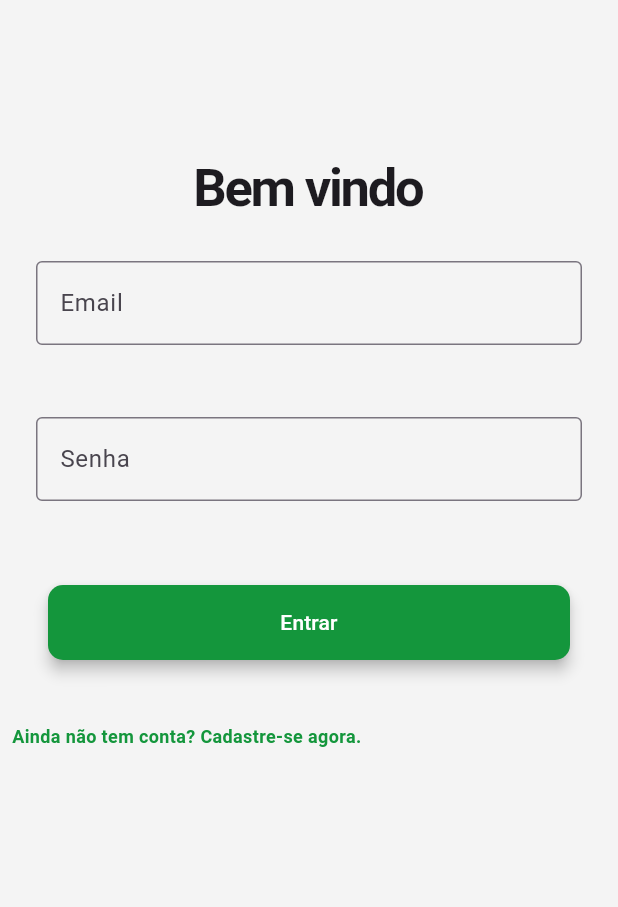
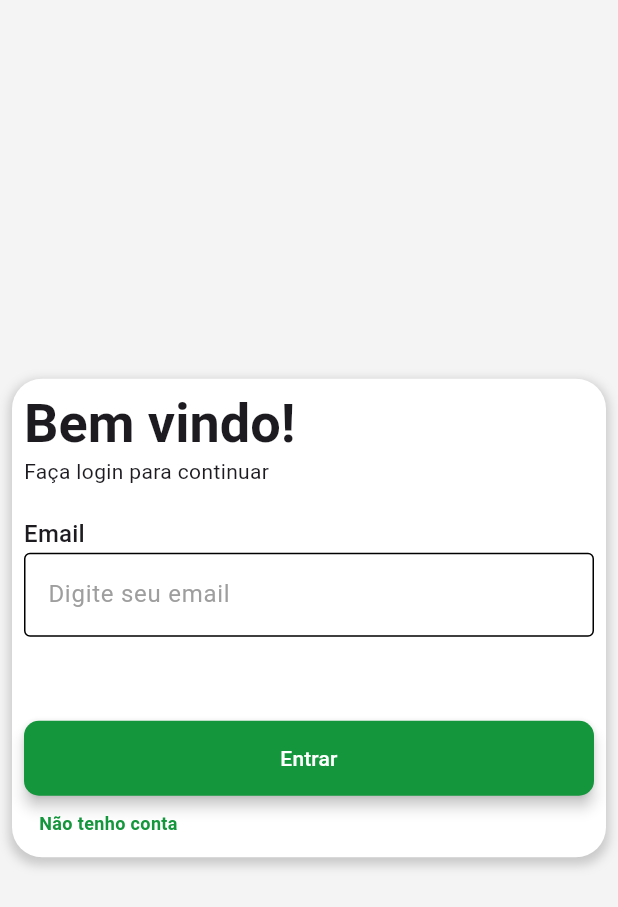
Before and after one commit to gabrielCosta160/ouvinte_cidadao, a Flutter app: the screen it shows after launch, on a phone screen of 412 x 824 dp. Shown: the top 907 px of the screen. Run offline on Flutter 3.47's test engine with Material 3 defaults, Android fonts, the phone set to English and light mode, and no system bars; our stand-ins replace dropdown_button2, file_picker, firebase_auth, firebase_core, flutter_dotenv, geolocator and 2 more; missing offline and left inert: mysql1; accounts and stored records are empty.

Commit message:
Ajusta tela login e chamada de API

```diff
--- /dev/null
+++ b/lib/domain/login/services_login.dart
@@ -0,0 +1,12 @@
+import 'dart:convert';
+
+import 'package:ouvinte_cidadao/infra/request/api.dart';
+
+class ServLogin {
+  static login({required String email, required String senha}) async {
+    final data = {'email': email, 'password': senha};
+    final result = await Api().postRequest(route: 'api/', data: data);
+
+    print(jsonDecode(result.body));
+  }
+}
--- /dev/null
+++ b/lib/infra/consts.dart
@@ -0,0 +1,2 @@
+const assetsAmbienteLocal = 'assets/.ambiente_local';
+const apiUrl = 'http://127.0.0.1:8000/';
--- /dev/null
+++ b/lib/infra/request/api.dart
@@ -0,0 +1,15 @@
+import 'dart:convert';
+
+import 'package:ouvinte_cidadao/infra/consts.dart';
+import 'package:http/http.dart' as http;
+
+class Api {
+  postRequest({
+    required String route,
+    required Map<String, dynamic> data,
+  }) async {
+    String url = apiUrl + route;
+    return await http.post(Uri.parse(url),
+        body: jsonEncode(data));
+  }
+}
--- a/lib/infra/theme.dart
+++ b/lib/infra/theme.dart
@@ -3,3 +3,4 @@ import 'dart:ui';
 var corBackgroundLight = const Color(0xFFF4F4F4);
 var corBackgroundDark = const Color(0xFF202124);
 var corBotao = const  Color(0xff14963C);
+var branco = const Color(0xFFFFFFFF);
--- a/lib/ui/page_login/page_login.dart
+++ b/lib/ui/page_login/page_login.dart
@@ -1,11 +1,16 @@
 import 'package:flutter/cupertino.dart';
 import 'package:flutter/material.dart';
+import 'package:get/get.dart';
+import 'package:ouvinte_cidadao/domain/login/services_login.dart';
 import 'package:ouvinte_cidadao/infra/theme.dart';
 import 'package:ouvinte_cidadao/services/auth_services.dart';
 import 'package:ouvinte_cidadao/ui/novas_solicitacoes/page_novas_solicitacoes.dart';
 import 'package:ouvinte_cidadao/ui/page_login/ctrl_page_login.dart';
+import 'package:ouvinte_cidadao/ui/page_login/pege_exts/page_email.dart';
+import 'package:ouvinte_cidadao/ui/page_login/pege_exts/page_senha.dart';
 import 'package:ouvinte_cidadao/widgets/botoes/botao_link.dart';
 import 'package:ouvinte_cidadao/widgets/botoes/botao_voltar.dart';
+import 'package:ouvinte_cidadao/widgets/campo_texto.dart';
 import 'package:provider/provider.dart';
 
 class PageLogin extends StatefulWidget {
@@ -17,146 +22,160 @@ class PageLogin extends StatefulWidget {
 
 class PageLoginState extends State<PageLogin> {
   CtrlPageLogin controller = CtrlPageLogin();
-  final formKey = GlobalKey<FormState>();
-  bool isLogin = true;
-  late String titulo;
-  late String actionButton;
-  late String toggleButton;
+  var exibirCampoSenha = false.obs;
 
   @override
   void initState() {
     super.initState();
-    setFormAction(true);
-  }
-
-  setFormAction(bool acao) {
-    setState(() {
-      isLogin = acao;
-      if (isLogin) {
-        titulo = 'Bem vindo';
-        actionButton = 'Entrar';
-        toggleButton = 'Ainda não tem conta? Cadastre-se agora.';
-      } else {
-        titulo = 'Crie sua conta';
-        actionButton = 'Cadastrar';
-        toggleButton = 'Voltar ao login.';
-      }
-    });
-  }
-
-  login() async {
-    try {
-      await context
-          .read<AuthService>()
-          .login(controller.tecEmail.text, controller.tecSenha.text);
-    } on AuthExeption catch (e) {
-      ScaffoldMessenger.of(context)
-          .showSnackBar(SnackBar(content: Text(e.message)));
-    }
-  }
-
-  cadastrar() async{
-    try {
-      await context
-          .read<AuthService>()
-          .registrar(controller.tecEmail.text, controller.tecSenha.text);
-    } on AuthExeption catch (e) {
-      ScaffoldMessenger.of(context)
-          .showSnackBar(SnackBar(content: Text(e.message)));
-    }
   }
 
   @override
   Widget build(BuildContext context) {
-    AuthService auth = Provider.of<AuthService>(context);
-    if (auth.isLoading) {
-      return loading();
-    } else if (auth.usuario == null) {
-      return SafeArea(
-          child: Scaffold(
+    return SafeArea(
+      child: Scaffold(
         backgroundColor: corBackgroundLight,
-        body: SingleChildScrollView(
-            child: Padding(
-          padding: EdgeInsets.only(top: 100),
-          child: Form(
-            key: formKey,
+        body: LayoutBuilder(builder: (context, constraints) {
+          return Container(
+            ///AQUI VAI IMAGEM DE BACKGROUND DO LOGIN
             child: Column(
               mainAxisAlignment: MainAxisAlignment.center,
               children: [
-                Text(
-                  titulo,
-                  style: TextStyle(
-                      fontSize: 35,
-                      fontWeight: FontWeight.bold,
-                      letterSpacing: -1.5),
-                ),
-                Padding(
-                  padding: const EdgeInsets.all(24),
-                  child: TextFormField(
-                    controller: controller.tecEmail,
-                    decoration: InputDecoration(
-                        border: OutlineInputBorder(), labelText: 'Email'),
-                    keyboardType: TextInputType.emailAddress,
-                    validator: (value) {
-                      if (value!.isEmpty) {
-                        return 'Informe o email corretamente';
-                      }
-                      return null;
-                    },
+                Center(
+                  child: Padding(
+                    padding: const EdgeInsets.all(8.0),
+                    child: Container(
+                      constraints: BoxConstraints(maxWidth: 400),
+                      decoration: BoxDecoration(
+                        color: Colors.white,
+                        borderRadius: BorderRadius.circular(20),
+                        boxShadow: [
+                          BoxShadow(
+                            color: Colors.grey.withOpacity(0.5),
+                            spreadRadius: 2,
+                            blurRadius: 5,
+                            offset: const Offset(0, 3),
+                          ),
+                        ],
+                      ),
+                      child: Column(
+                        children: [
+                          pageEmailSenha(
+                              tecEmail: controller.tecEmail,
+                              tecSenha: controller.tecSenha),
+                        ],
+                      ),
+                    ),
                   ),
                 ),
-                Padding(
-                  padding: const EdgeInsets.all(24),
-                  child: TextFormField(
-                    controller: controller.tecSenha,
-                    obscureText: true,
-                    decoration: InputDecoration(
-                        border: OutlineInputBorder(), labelText: 'Senha'),
-                    validator: (value) {
-                      if (value!.isEmpty) {
-                        return 'Informe sua senha';
-                      } else if (value.length < 6) {
-                        return 'Sua senha deve conter 6 digitos';
-                      }
-                      return null;
-                    },
-                  ),
-                ),
-                Padding(
-                  padding: const EdgeInsets.all(24),
-                  child: BotaoBottomApp(
-                      titulo: actionButton,
-                      onClick: (context) {
-                        if (formKey.currentState!.validate()) {
-                          if (isLogin) {
-                            login();
-                          } else {
-                            cadastrar();
-                          }
-                        }
-                      }),
-                ),
-                Padding(
-                  padding: const EdgeInsets.all(8.0),
-                  child: Center(
-                    child: BotaoLink(
-                        titulo: toggleButton,
-                        onClick: () => setFormAction(!isLogin)),
-                  ),
-                )
               ],
             ),
-          ),
-        )),
-      ));
-    } else
-      return PageSolicitacoes();
+          );
+        }),
+      ),
+    );
   }
 
-  loading() {
-    return Scaffold(
-      body: Center(
-        child: CircularProgressIndicator(),
+  Widget pageEmailSenha({
+    required TextEditingController tecEmail,
+    required TextEditingController tecSenha,
+  }) {
+    return Padding(
+      padding: const EdgeInsets.all(8.0),
+      child: Column(
+        children: [
+          Column(
+            crossAxisAlignment: CrossAxisAlignment.stretch,
+            children: [
+              Text(
+                'Bem vindo!',
+                style: context.textTheme.displaySmall!
+                    .copyWith(fontWeight: FontWeight.bold),
+              ),
+              Text('Faça login para continuar'),
+            ],
+          ),
+          const SizedBox(
+            height: 20,
+          ),
+          CampoTexto(
+            'Email',
+            'Digite seu email',
+            tecEmail,
+            onChanged: (value) {
+              exibirCampoSenha.value = true;
+            },
+          ),
+          const SizedBox(
+            height: 24,
+          ),
+          Obx(
+            () {
+              return exibirCampoSenha.value
+                  ? AnimatedOpacity(
+                      opacity: exibirCampoSenha.value ? 1.0 : 0.0,
+                      duration: Duration(milliseconds: 300),
+                      child: CampoTexto(
+                        'Senha',
+                        'Digite sua senha',
+                        tecSenha,
+                      ),
+                    )
+                  : const SizedBox(
+                      height: 0,
+                    );
+            },
+          ),
+          const SizedBox(
+            height: 24,
+          ),
+          Column(
+            crossAxisAlignment: CrossAxisAlignment.center,
+            children: [
+              BotaoBottomApp(
+                titulo: 'Entrar',
+                onClick: (context) async {
+                  try {
+                    await ServLogin.login(email:controller.tecEmail.text, senha: controller.tecSenha.text);
+
+
+                    Navigator.push(
+                      context,
+                      MaterialPageRoute(
+                          builder: (context) => PageSolicitacoes()),
+                    );
+                  } catch (e) {
+                    // Se houver algum erro durante o login
+                    print('Erro durante o login: $e');
+                    // Tratar o erro de acordo com sua lógica
+                    showDialog(
+                      context: context,
+                      builder: (BuildContext context) {
+                        return AlertDialog(
+                          title: Text('Erro'),
+                          content: Text(
+                              'Falha ao fazer login. Verifique suas credenciais.'),
+                          actions: <Widget>[
+                            TextButton(
+                              child: Text('OK'),
+                              onPressed: () {
+                                Navigator.of(context).pop();
+                              },
+                            ),
+                          ],
+                        );
+                      },
+                    );
+                  }
+                },
+                padding: EdgeInsets.symmetric(vertical: 8),
+              ),
+              BotaoLink(
+                  padding: EdgeInsets.symmetric(horizontal: 10),
+                  titulo: 'Não tenho conta',
+                  onClick: (context) {}),
+            ],
+          ),
+        ],
       ),
     );
   }
--- a/lib/widgets/campo_texto.dart
+++ b/lib/widgets/campo_texto.dart
@@ -1,19 +1,19 @@
 import 'package:flutter/cupertino.dart';
 import 'package:flutter/material.dart';
+import 'package:flutter/services.dart';
 import 'package:get/get.dart';
 
 class CampoTexto extends StatelessWidget {
   TextEditingController controller;
   String titulo;
   String hint;
+  Function(String)? onChanged;
 
-  CampoTexto(this.titulo, this.hint, this.controller);
+  CampoTexto(this.titulo, this.hint, this.controller,{this.onChanged});
 
   @override
   Widget build(BuildContext context) {
-    return Padding(
-      padding: const EdgeInsets.all(8.0),
-      child: Column(
+    return Column(
       crossAxisAlignment: CrossAxisAlignment.start,
       children: [
         Text(
@@ -22,6 +22,7 @@ class CampoTexto extends StatelessWidget {
         ),
         TextField(
           controller: controller,
+          onChanged: onChanged,
           decoration: InputDecoration(
             constraints: BoxConstraints(maxHeight: 200),
             hintText: hint,
@@ -38,7 +39,6 @@ class CampoTexto extends StatelessWidget {
           maxLines: null,
         ),
       ],
-      ),
     );
   }
 }
--- a/pubspec.yaml
+++ b/pubspec.yaml
@@ -45,6 +45,8 @@ dependencies:
   firebase_database: ^11.0.1
   firebase_auth: ^5.1.0
   provider: ^6.1.2
+  flutter_dotenv: ^5.1.0
+  mysql1: ^0.20.0
 
 dev_dependencies:
   flutter_test:
@@ -70,3 +72,4 @@ flutter:
 
   assets:
      - assets/imagens/
+     - assets/.ambiente_local
```
Also changed, not shown: lib/core/ambiente/ambiente.dart (added, +34 -0 lines), lib/framework/dependencia.dart (added, +18 -0 lines), lib/infra/request_helper.dart (added, +31 -0 lines), lib/main.dart (+12 -16 lines), lib/ui/novas_solicitacoes/page_novas_solicitacoes.dart (+35 -2 lines), lib/ui/page_login/pege_exts/page_email.dart (added, +10 -0 lines), lib/ui/page_login/pege_exts/page_senha.dart (added, +10 -0 lines), assets/imagens/backgroundLogin.jpg (added), lib/ui/page_login/pege_exts/page_cadastro.dart (added), pubspec.lock, 2 other files. Lines whose indentation alone changed are shown as unchanged.
